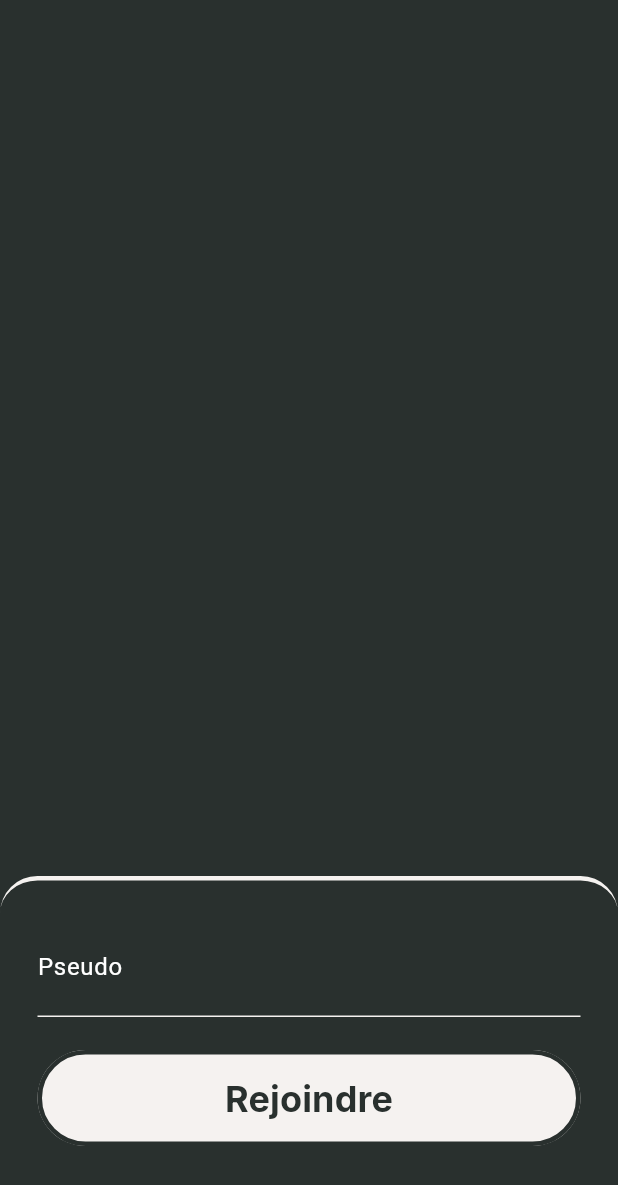
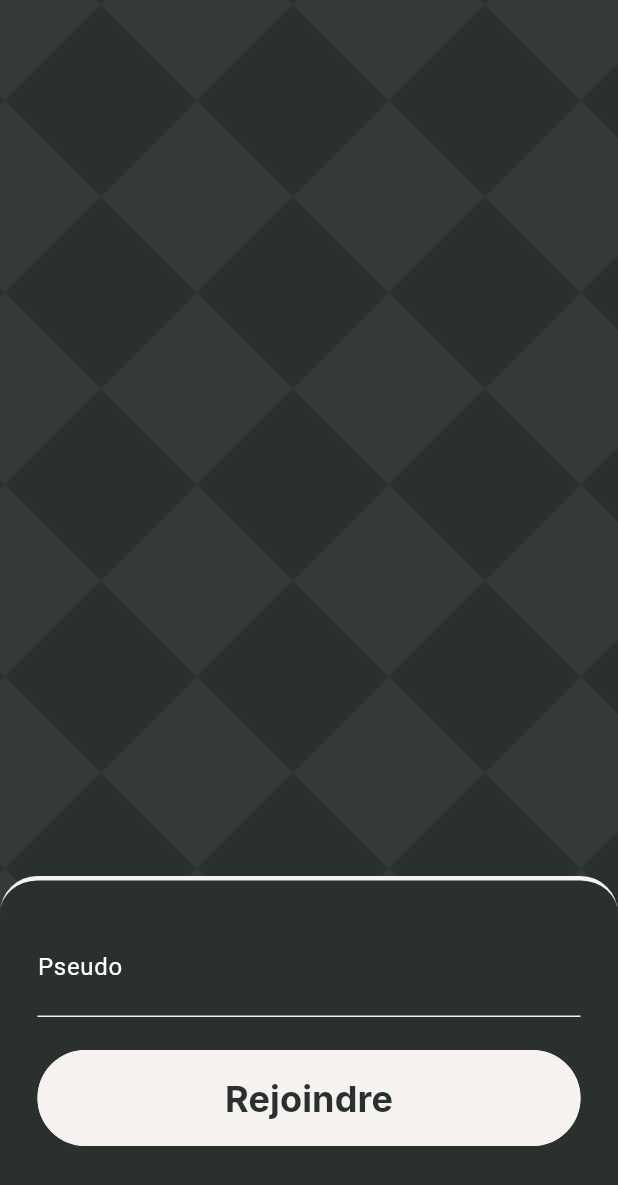
Before and after one commit to Rukkaitto/rire_noir, a Flutter app: the ChooseNameWidget widget shown alone on an empty page, opened directly, on a phone screen of 412 x 824 dp. Shown: the top 1185 px of the screen. Run offline on Flutter 3.47's test engine with Material 3 defaults, Android fonts, the phone set to English and light mode, and no system bars; our stand-ins replace dio, flutter_bloc, flutter_svg, go_router, google_fonts, pretty_qr_code and 1 more; missing offline and left inert: shelf_plus; generated files the repository leaves out were written again; network calls fail.

Commit message:
added scrolling background to choose name page

```diff
--- a/lib/core/ui_components/my_button/my_button_style.dart
+++ b/lib/core/ui_components/my_button/my_button_style.dart
@@ -17,7 +17,7 @@ class MyButtonStylePrimary extends MyButtonStyle {
       : super(
           backgroundColor: Theme.of(context).colorScheme.primary,
           foregroundColor: Theme.of(context).colorScheme.onPrimary,
-          strokeColor: Theme.of(context).colorScheme.onPrimary,
+          strokeColor: Theme.of(context).colorScheme.primary,
         );
 }
 
--- a/lib/features/game/presentation/widgets/choose_name_widget.dart
+++ b/lib/features/game/presentation/widgets/choose_name_widget.dart
@@ -4,6 +4,7 @@ import 'package:rire_noir/core/ui_components/bottom_menu/bottom_menu.dart';
 import 'package:rire_noir/core/ui_components/my_button/my_button.dart';
 import 'package:rire_noir/core/ui_components/my_button/my_button_style.dart';
 import 'package:rire_noir/core/ui_components/my_text_form_field/my_text_form_field.dart';
+import 'package:rire_noir/core/ui_components/scrolling_background/scrolling_background.dart';
 import 'package:rire_noir/features/game/presentation/bloc/web_socket_cubit.dart';
 import 'package:flutter_gen/gen_l10n/app_localizations.dart';
 
@@ -20,7 +21,8 @@ class ChooseNameWidget extends StatelessWidget {
 
   @override
   Widget build(BuildContext context) {
-    return Column(
+    return ScrollingBackground(
+      child: Column(
         mainAxisAlignment: MainAxisAlignment.end,
         children: [
           Hero(
@@ -49,6 +51,7 @@ class ChooseNameWidget extends StatelessWidget {
             ),
           ),
         ],
+      ),
     );
   }
 }
--- a/lib/features/scratchpad/presentation/pages/scratchpad_page.dart
+++ b/lib/features/scratchpad/presentation/pages/scratchpad_page.dart
@@ -7,7 +7,6 @@ import 'package:flutter/material.dart';
 import 'package:flutter_bloc/flutter_bloc.dart';
 import 'package:rire_noir/features/game/presentation/bloc/web_socket_cubit.dart';
 import 'package:rire_noir/features/game/presentation/bloc/web_socket_state.dart';
-import 'package:rire_noir/features/game/presentation/widgets/game_widget.dart';
 import 'package:rire_noir/features/game/presentation/widgets/waiting_room_widget.dart';
 
 class ScratchpadPage extends StatelessWidget {
```
Lines whose indentation alone changed are shown as unchanged.
